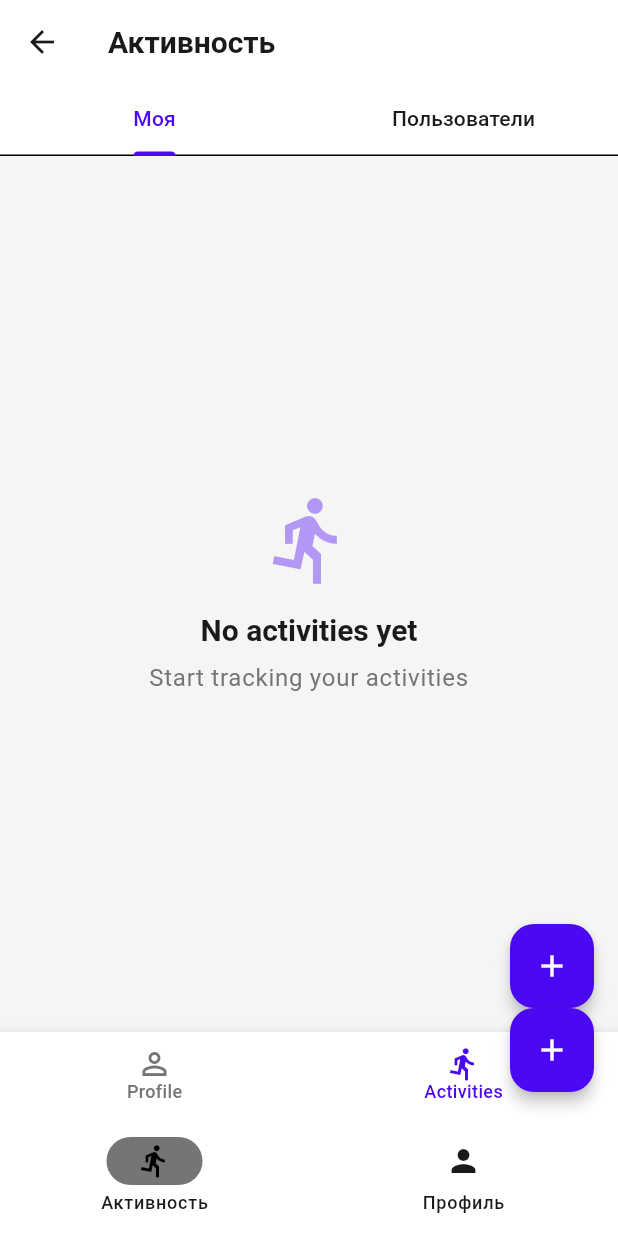
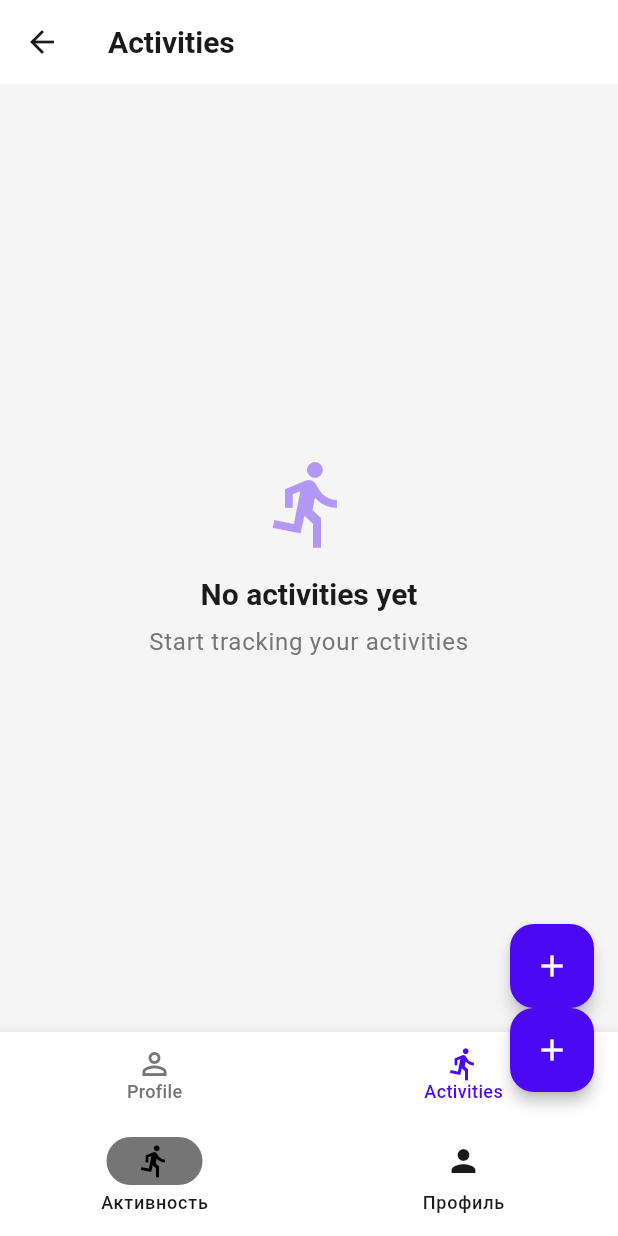
Before and after one commit to elizova/AndroidApp, a Flutter app: the MainScreen screen opened directly, on a phone screen of 412 x 824 dp. Run offline on Flutter 3.47's test engine with Material 3 defaults, Android fonts, the phone set to English and light mode, and no system bars; our stand-ins replace fast_immutable_collections, flutter_bloc, freezed_annotation, sqflite; accounts and stored records are empty.

```diff
--- /dev/null
+++ b/lib/core/routes/app_routes.dart
@@ -0,0 +1,14 @@
+abstract final class AppRoutes {
+  const AppRoutes._();
+
+  // Auth routes
+  static const String welcome = '/welcome';
+  static const String login = '/login';
+  static const String register = '/register';
+
+  // Main routes
+  static const String activities = '/activities';
+  static const String activityDetail = '/activity-detail';
+  static const String newActivity = '/new-activity';
+  static const String profile = '/profile';
+}
--- /dev/null
+++ b/lib/features/activity/presentation/screens/activity_list_screen.dart
@@ -0,0 +1,73 @@
+import 'package:android_app/core/routes/app_routes.dart';
+import 'package:android_app/core/presentation/widgets/app_nav_bar.dart';
+import 'package:android_app/features/activity/presentation/bloc/activity_bloc.dart';
+import 'package:android_app/features/activity/presentation/widgets/activity_card.dart';
+import 'package:flutter/material.dart';
+import 'package:flutter_bloc/flutter_bloc.dart';
+
+class ActivityListScreen extends StatelessWidget {
+  const ActivityListScreen({super.key});
+
+  @override
+  Widget build(BuildContext context) {
+    return Scaffold(
+      backgroundColor: Theme.of(context).scaffoldBackgroundColor,
+      appBar: AppBar(
+        title: const Text('Activities'),
+        elevation: 0,
+      ),
+      body: BlocBuilder<ActivityBloc, ActivityState>(
+        builder: (context, activities) {
+          if (activities.isEmpty) {
+            return Center(
+              child: Column(
+                mainAxisAlignment: MainAxisAlignment.center,
+                children: [
+                  Icon(
+                    Icons.directions_run,
+                    size: 64,
+                    color: Theme.of(context).primaryColor.withAlpha(100),
+                  ),
+                  const SizedBox(height: 16),
+                  Text(
+                    'No activities yet',
+                    style: Theme.of(context).textTheme.titleLarge,
+                  ),
+                  const SizedBox(height: 8),
+                  Text(
+                    'Start tracking your activities',
+                    style: Theme.of(context).textTheme.bodyLarge,
+                    textAlign: TextAlign.center,
+                  ),
+                ],
+              ),
+            );
+          }
+
+          return ListView.builder(
+            padding: const EdgeInsets.symmetric(vertical: 8),
+            itemCount: activities.length,
+            itemBuilder: (context, index) {
+              final activity = activities[index];
+              return ActivityCard(
+                activity: activity,
+                onTap: () {
+                  Navigator.pushNamed(
+                    context,
+                    AppRoutes.activityDetail,
+                    arguments: activity,
+                  );
+                },
+              );
+            },
+          );
+        },
+      ),
+      floatingActionButton: FloatingActionButton(
+        onPressed: () => Navigator.pushNamed(context, AppRoutes.newActivity),
+        child: const Icon(Icons.add),
+      ),
+      bottomNavigationBar: const AppNavBar(currentIndex: 1),
+    );
+  }
+}
--- a/lib/features/auth/presentation/navigation.dart
+++ b/lib/features/auth/presentation/navigation.dart
@@ -1,9 +1,10 @@
 import 'package:android_app/core/presentation/extensions.dart';
+import 'package:android_app/core/routes/app_routes.dart';
 import 'package:flutter/material.dart';
 
 abstract final class AuthNavigation {
   static void navigateAfterAuth(BuildContext context) {
     Navigator.of(context).popAll();
-    Navigator.pushReplacementNamed(context, '/activity');
+    Navigator.pushReplacementNamed(context, AppRoutes.activities);
   }
 }
--- a/lib/features/auth/presentation/screens/welcome_screen.dart
+++ b/lib/features/auth/presentation/screens/welcome_screen.dart
@@ -1,3 +1,4 @@
+import 'package:android_app/core/routes/app_routes.dart';
 import 'package:android_app/core/theme/app_theme.dart';
 import 'package:flutter/material.dart';
 
@@ -33,12 +34,12 @@ class WelcomeScreen extends StatelessWidget {
                   ),
                   const SizedBox(height: 32),
                   ElevatedButton(
-                    onPressed: () => Navigator.pushNamed(context, '/register'),
+                    onPressed: () => Navigator.pushNamed(context, AppRoutes.register),
                     child: const Text('Зарегистрироваться'),
                   ),
                   const SizedBox(height: 16),
                   TextButton(
-                    onPressed: () => Navigator.pushNamed(context, '/login'),
+                    onPressed: () => Navigator.pushNamed(context, AppRoutes.login),
                     child: const Text('Уже есть аккаунт'),
                   ),
                 ],
```
Also changed, not shown: lib/features/profile/presentation/screens/profile_screen.dart (added, +162 -0 lines), lib/main.dart (+14 -13 lines).
